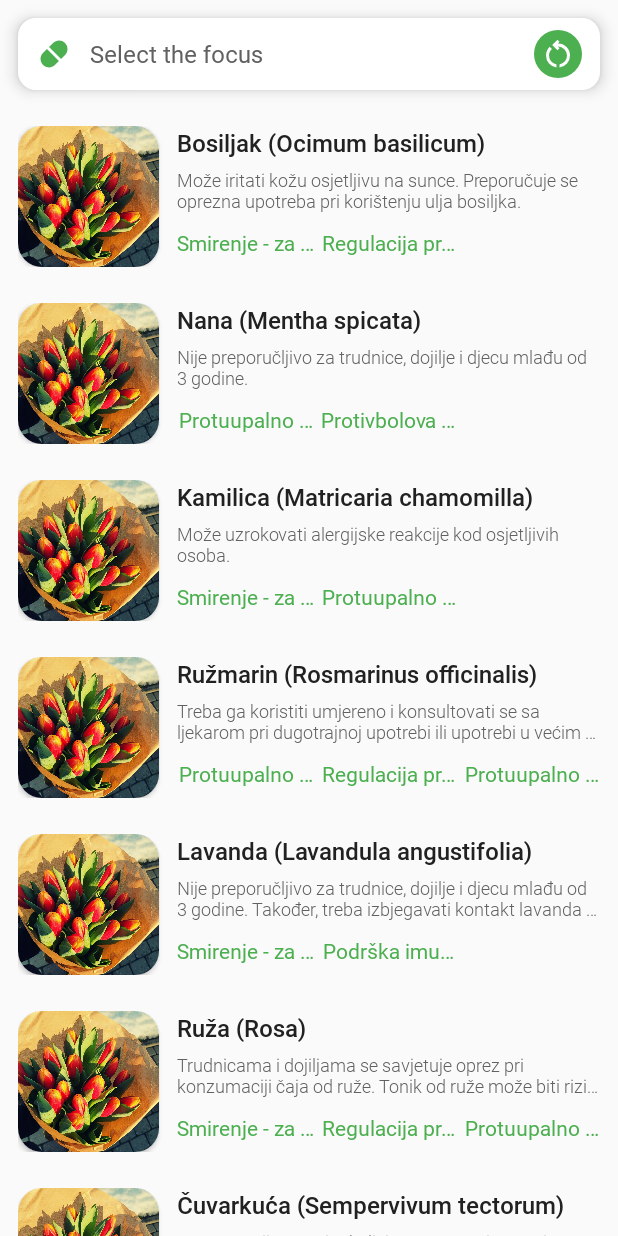
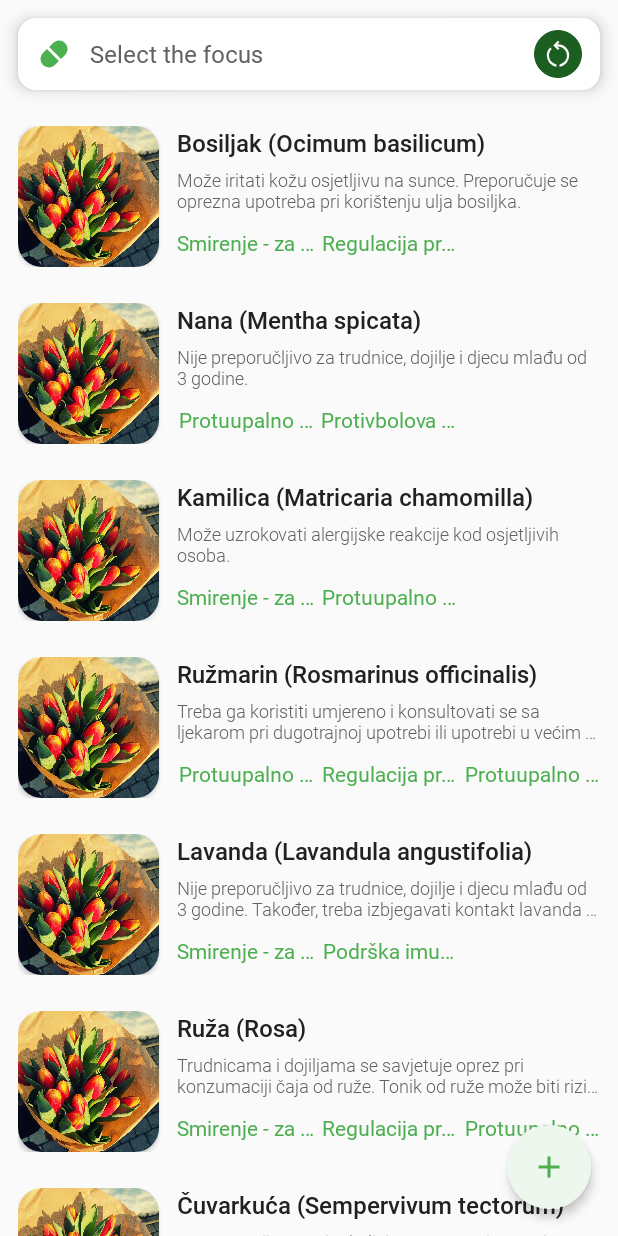
Before and after one commit to kanitakadusic/cuvarkuca, an Android app: the screen it shows after launch (MainActivity), on a phone screen of 412 x 824 dp. Run offline under Robolectric (Android 15) with nearby library versions, the light colour scheme and no system bars.

Commit message:
Add new plant activity

```diff
--- a/app/src/main/AndroidManifest.xml
+++ b/app/src/main/AndroidManifest.xml
@@ -13,6 +13,9 @@
         android:theme="@style/Theme.Cuvarkuca"
         tools:targetApi="31">
         <activity
+            android:name=".NovaBiljkaActivity"
+            android:exported="false" />
+        <activity
             android:name=".MainActivity"
             android:exported="true">
             <intent-filter>
--- a/app/src/main/java/ba/unsa/etf/rma/cuvarkuca/FocusSpinnerAdapter.kt
+++ b/app/src/main/java/ba/unsa/etf/rma/cuvarkuca/FocusSpinnerAdapter.kt
@@ -24,7 +24,7 @@ class FocusSpinnerAdapter (
         val textView: TextView = view.findViewById(R.id.spinner_view_focus_TEXTVIEW_select)
         val focus: Focus = getItem(position)!!
 
-        textView.setText(R.string.select_the_focus)
+        textView.setText(R.string.select_focus)
         textView.setCompoundDrawablesWithIntrinsicBounds(focusData[focus.position].solidIcon, 0, 0, 0)
 
         return view
--- a/app/src/main/java/ba/unsa/etf/rma/cuvarkuca/MainActivity.kt
+++ b/app/src/main/java/ba/unsa/etf/rma/cuvarkuca/MainActivity.kt
@@ -1,5 +1,6 @@
 package ba.unsa.etf.rma.cuvarkuca
 
+import android.content.Intent
 import android.os.Bundle
 import android.view.View
 import android.widget.AdapterView
@@ -9,6 +10,7 @@ import android.widget.Spinner
 import androidx.appcompat.app.AppCompatActivity
 import androidx.recyclerview.widget.LinearLayoutManager
 import androidx.recyclerview.widget.RecyclerView
+import com.google.android.material.floatingactionbutton.FloatingActionButton
 
 class MainActivity : AppCompatActivity() {
     private lateinit var focusS: Spinner
@@ -20,6 +22,8 @@ class MainActivity : AppCompatActivity() {
     private lateinit var plantRV: RecyclerView
     private lateinit var plantLA: PlantListAdapter
     private var plantList: List<Biljka> = biljke
+
+    private lateinit var addFAB: FloatingActionButton
 
     override fun onCreate(savedInstanceState: Bundle?) {
         super.onCreate(savedInstanceState)
@@ -64,6 +68,15 @@ class MainActivity : AppCompatActivity() {
         plantLA = PlantListAdapter(listOf()) { plant -> onItemClicked(plant) }
         plantRV.adapter = plantLA
         plantLA.setList(plantList)
+
+        // FLOATING ACTION BUTTON
+
+        addFAB = findViewById(R.id.novaBiljkaBtn)
+
+        addFAB.setOnClickListener {
+            val intent = Intent(this, NovaBiljkaActivity::class.java)
+            startActivity(intent)
+        }
     }
 
     private fun onItemClicked(reference: Biljka) {
--- /dev/null
+++ b/app/src/main/java/ba/unsa/etf/rma/cuvarkuca/NovaBiljkaActivity.kt
@@ -0,0 +1,11 @@
+package ba.unsa.etf.rma.cuvarkuca
+
+import android.os.Bundle
+import androidx.appcompat.app.AppCompatActivity
+
+class NovaBiljkaActivity : AppCompatActivity() {
+    override fun onCreate(savedInstanceState: Bundle?) {
+        super.onCreate(savedInstanceState)
+        setContentView(R.layout.activity_nova_biljka)
+    }
+}
--- /dev/null
+++ b/app/src/main/res/drawable/add_24px.xml
@@ -0,0 +1,10 @@
+<vector xmlns:android="http://schemas.android.com/apk/res/android"
+    android:width="24dp"
+    android:height="24dp"
+    android:viewportWidth="960"
+    android:viewportHeight="960"
+    android:tint="?attr/colorOnSurface">
+  <path
+      android:fillColor="@android:color/white"
+      android:pathData="M440,520L200,520L200,440L440,440L440,200L520,200L520,440L760,440L760,520L520,520L520,760L440,760L440,520Z"/>
+</vector>
--- a/app/src/main/res/drawable/bg_button_reset.xml
+++ b/app/src/main/res/drawable/bg_button_reset.xml
@@ -2,12 +2,15 @@
 <selector xmlns:android="http://schemas.android.com/apk/res/android">
     <item>
         <shape android:shape="oval">
-            <solid android:color="?attr/colorPrimary" />
+            <solid android:color="@color/green_900" />
             <padding
                 android:top="4dp"
                 android:bottom="4dp"
                 android:left="4dp"
                 android:right="4dp" />
+            <stroke
+                android:width="0.8dp"
+                android:color="?attr/colorPrimaryVariant" />
         </shape>
     </item>
 </selector>
--- a/app/src/main/res/drawable/reset_24px.xml
+++ b/app/src/main/res/drawable/reset_24px.xml
@@ -3,8 +3,8 @@
     android:height="24dp"
     android:viewportWidth="960"
     android:viewportHeight="960"
-    android:tint="?attr/colorOnPrimary">
+    android:tint="@color/grey_50">
   <path
       android:fillColor="@android:color/white"
-      android:pathData="M440,838Q319,823 239.5,732.5Q160,642 160,520Q160,454 186,393.5Q212,333 260,288L317,345Q279,379 259.5,424Q240,469 240,520Q240,608 296,675.5Q352,743 440,758L440,838ZM520,838L520,758Q607,742 663.5,675Q720,608 720,520Q720,420 650,350Q580,280 480,280L477,280L521,324L465,380L325,240L465,100L521,156L477,200L480,200Q614,200 707,293Q800,386 800,520Q800,641 720.5,731.5Q641,822 520,838Z"/>
+      android:pathData="M440,817.23Q327.46,802.61 253.73,718.08Q180,633.54 180,520Q180,459 204.08,403.12Q228.15,347.23 271.54,304.92L314.31,347.69Q277.46,381.31 258.73,425.73Q240,470.15 240,520Q240,608 296.19,675.11Q352.39,742.23 440,757.23L440,817.23ZM520,818L520,758Q606.61,740.46 663.31,674.04Q720,607.61 720,520Q720,420 650,350Q580,280 480,280L465.85,280L519.85,334L477.69,376.15L351.54,250L477.69,123.85L519.85,166L465.85,220L480,220Q605.54,220 692.77,307.23Q780,394.46 780,520Q780,632.92 706.08,717.08Q632.15,801.23 520,818Z"/>
 </vector>
--- a/app/src/main/res/layout/activity_main.xml
+++ b/app/src/main/res/layout/activity_main.xml
@@ -46,7 +46,7 @@
             app:layout_constraintStart_toEndOf="@id/modSpinner"
             app:layout_constraintTop_toTopOf="parent"
             android:background="@drawable/bg_button_reset"
-            android:contentDescription="@string/reset_the_filter" />
+            android:contentDescription="@string/remove_filters" />
 
     </androidx.constraintlayout.widget.ConstraintLayout>
 
@@ -64,4 +64,19 @@
         app:layout_constraintStart_toStartOf="parent"
         app:layout_constraintTop_toBottomOf="@id/optionBox" />
 
+    <com.google.android.material.floatingactionbutton.FloatingActionButton
+        android:id="@+id/novaBiljkaBtn"
+        android:layout_width="wrap_content"
+        android:layout_height="wrap_content"
+        android:src="@drawable/add_24px"
+        android:contentDescription="@string/add_plant"
+        android:layout_margin="18dp"
+        app:elevation="4dp"
+        app:backgroundTint="?attr/colorSurface"
+        app:tint="?attr/colorPrimary"
+        app:rippleColor="?attr/colorSurface"
+        app:shapeAppearance="@style/ShapeAppearance.App.Fab"
+        app:layout_constraintBottom_toBottomOf="parent"
+        app:layout_constraintEnd_toEndOf="parent" />
+
 </androidx.constraintlayout.widget.ConstraintLayout>
--- /dev/null
+++ b/app/src/main/res/layout/activity_nova_biljka.xml
@@ -0,0 +1,10 @@
+<?xml version="1.0" encoding="utf-8"?>
+<androidx.constraintlayout.widget.ConstraintLayout
+    xmlns:android="http://schemas.android.com/apk/res/android"
+    xmlns:app="http://schemas.android.com/apk/res-auto"
+    xmlns:tools="http://schemas.android.com/tools"
+    android:layout_width="match_parent"
+    android:layout_height="match_parent"
+    tools:context=".NovaBiljkaActivity">
+
+</androidx.constraintlayout.widget.ConstraintLayout>
--- a/app/src/main/res/values-night/themes.xml
+++ b/app/src/main/res/values-night/themes.xml
@@ -5,7 +5,7 @@
 
     <style name="Theme.Cuvarkuca" parent="Base.Theme.Cuvarkuca">
         <item name="colorPrimary">@color/green_200</item>
-        <item name="colorPrimaryVariant">@color/green_900</item>
+        <item name="colorPrimaryVariant">@color/green_500</item>
         <item name="colorOnPrimary">@color/black</item>
 
         <item name="colorSecondary">@color/orange_200</item>
--- a/app/src/main/res/values/strings.xml
+++ b/app/src/main/res/values/strings.xml
@@ -5,8 +5,10 @@
     <string name="culinary">Culinary</string>
     <string name="botanical">Botanical</string>
 
-    <string name="select_the_focus">Select the focus</string>
-    <string name="reset_the_filter">Reset the filter</string>
+    <string name="select_focus">Select the focus</string>
+
+    <string name="remove_filters">Remove filters</string>
+    <string name="add_plant">Add a new plant</string>
 
     <string name="plant_image">Plant image</string>
 </resources>
--- a/app/src/main/res/values/styles.xml
+++ b/app/src/main/res/values/styles.xml
@@ -30,4 +30,8 @@
         <item name="android:ellipsize">end</item>
         <item name="android:gravity">center</item>
     </style>
+    <style name="ShapeAppearance.App.Fab" parent="ShapeAppearance.MaterialComponents">
+        <item name="cornerFamily">rounded</item>
+        <item name="cornerSize">50%</item>
+    </style>
 </resources>
```
Also changed, not shown: 1 other file.
